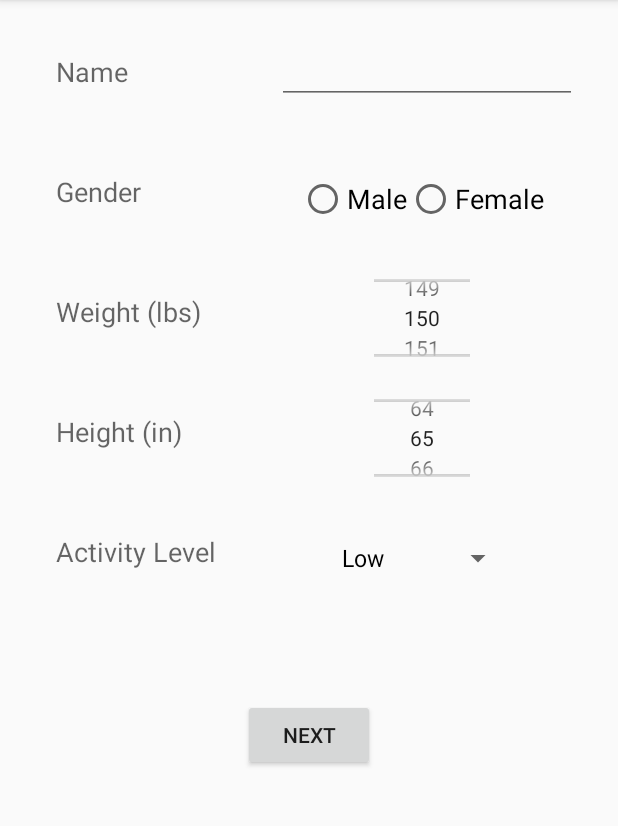
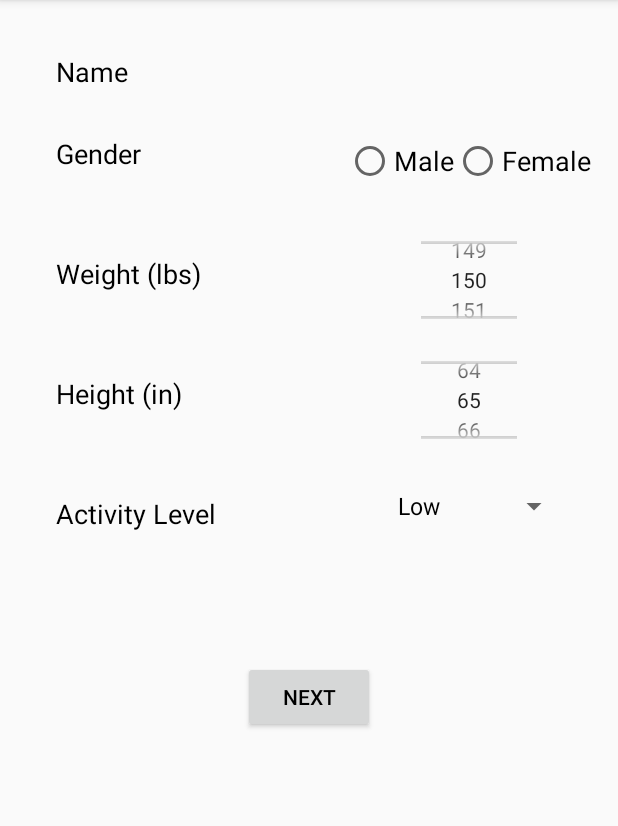
Before and after one commit to adityap92/mypersonaltrainer, an Android app: the fragment BioFragment placed in its activity, on a phone screen of 412 x 824 dp, the part 84-910 px from its top. Run offline under Robolectric (Android 15) with nearby library versions, the phone set to English and light mode, and no system bars; our stand-ins replace ButterKnife.

Commit message:
added formatting to BioFragment. Now inserts data into DB and checks with DB before displaying fragment_bio

```diff
--- a/app/src/main/AndroidManifest.xml
+++ b/app/src/main/AndroidManifest.xml
@@ -15,6 +15,11 @@
                 <category android:name="android.intent.category.LAUNCHER" />
             </intent-filter>
         </activity>
+
+        <provider
+            android:authorities="io.mypersonaltrainer.mypersonaltrainer"
+            android:name=".data.FitnessContentProvider"
+            android:exported="false"/>
     </application>
 
 </manifest>
--- a/app/src/main/java/io/mypersonaltrainer/mypersonaltrainer/BioFragment.java
+++ b/app/src/main/java/io/mypersonaltrainer/mypersonaltrainer/BioFragment.java
@@ -1,21 +1,28 @@
 package io.mypersonaltrainer.mypersonaltrainer;
 
+import android.content.ContentValues;
 import android.content.Context;
+import android.net.Uri;
 import android.os.Bundle;
+import android.support.annotation.IdRes;
 import android.support.annotation.Nullable;
 import android.support.v4.app.Fragment;
 import android.support.v4.app.FragmentManager;
 import android.view.LayoutInflater;
 import android.view.View;
 import android.view.ViewGroup;
+import android.widget.AdapterView;
 import android.widget.ArrayAdapter;
 import android.widget.Button;
 import android.widget.NumberPicker;
+import android.widget.RadioGroup;
 import android.widget.Spinner;
+import android.widget.TextView;
 
 import butterknife.BindView;
 import butterknife.ButterKnife;
 import butterknife.Unbinder;
+import io.mypersonaltrainer.mypersonaltrainer.data.DBContract;
 
 /**
  * Created by aditya on 7/10/17.
@@ -32,7 +39,12 @@ public class BioFragment extends Fragment {
     NumberPicker npBioHeight;
     @BindView(R.id.spinner)
     Spinner activityLevel;
+    @BindView(R.id.etFullName)
+    TextView etFullName;
+    @BindView(R.id.radioGroup)
+    RadioGroup radioGroup;
     Context mContext;
+    String gender, tActivityLevel;
 
     public BioFragment(){}
 
@@ -43,11 +55,31 @@ public class BioFragment extends Fragment {
         unbinder = ButterKnife.bind(this, view);
 
         mContext = getContext();
+        Bundle bundle = getArguments();
 
+        if(bundle!=null){
+            etFullName.setText(bundle.getString("full_name", ""));
+        }
+
+        radioGroup.setOnCheckedChangeListener(new RadioGroup.OnCheckedChangeListener() {
+            @Override
+            public void onCheckedChanged(RadioGroup radioGroup, @IdRes int i) {
+
+                switch(i){
+                    case R.id.rbMale:
+                        gender = "M";
+                        break;
+                    case R.id.rbFemale:
+                        gender = "F";
+                        break;
+                }
+            }
+        });
+
+        //format NumberPickers for height and weight
         npBioWeight.setMaxValue(400);
         npBioWeight.setMinValue(0);
         npBioWeight.setValue(150);
-
         npBioHeight.setMaxValue(84);
         npBioHeight.setMinValue(48);
         npBioHeight.setValue(65);
@@ -55,16 +87,39 @@ public class BioFragment extends Fragment {
         ArrayAdapter<CharSequence> adapter = ArrayAdapter.createFromResource(mContext,
                 R.array.arr_activity_level, android.R.layout.simple_spinner_dropdown_item);
         activityLevel.setAdapter(adapter);
+        activityLevel.setOnItemSelectedListener(new AdapterView.OnItemSelectedListener() {
+            @Override
+            public void onItemSelected(AdapterView<?> adapterView, View view, int i, long l) {
+                tActivityLevel = adapterView.getItemAtPosition(i).toString();
+            }
+
+            @Override
+            public void onNothingSelected(AdapterView<?> adapterView) {
+
+            }
+        });
 
         bNext.setOnClickListener(new View.OnClickListener() {
             @Override
             public void onClick(View view) {
 
-                PlannerFragment plannerFragment = new PlannerFragment();
-                FragmentManager fragmentManager = getFragmentManager();
-                fragmentManager.beginTransaction()
-                        .replace(R.id.container, plannerFragment)
-                        .commit();
+                ContentValues cv = new ContentValues();
+                cv.put(DBContract.UsersEntry.COLUMN_USER_NAME,etFullName.getText().toString());
+                cv.put(DBContract.UsersEntry.COLUMN_USER_GENDER,gender);
+                cv.put(DBContract.UsersEntry.COLUMN_USER_WEIGHT, npBioWeight.getValue());
+                cv.put(DBContract.UsersEntry.COLUMN_USER_HEIGHT, npBioHeight.getValue());
+                cv.put(DBContract.UsersEntry.COLUMN_USER_ACTIVITY_LEVEL, tActivityLevel);
+                Uri uri = mContext.getContentResolver().insert(
+                        DBContract.UsersEntry.CONTENT_URI,
+                        cv);
+
+                if(uri!=null){
+                    PlannerFragment plannerFragment = new PlannerFragment();
+                    FragmentManager fragmentManager = getFragmentManager();
+                    fragmentManager.beginTransaction()
+                            .replace(R.id.container, plannerFragment)
+                            .commit();
+                }
 
             }
         });
@@ -72,6 +127,8 @@ public class BioFragment extends Fragment {
         return view;
     }
 
+
+
     @Override
     public void onDestroyView() {
         super.onDestroyView();
--- a/app/src/main/res/layout/fragment_bio.xml
+++ b/app/src/main/res/layout/fragment_bio.xml
@@ -21,18 +21,20 @@
         app:layout_constraintLeft_toLeftOf="parent"
         android:layout_marginStart="37dp" />
 
-    <EditText
-        android:layout_width="200dp"
-        android:layout_height="40dp"
-        android:id="@+id/editText2"
-        android:paddingTop="10dp"
+    <TextView
+        android:layout_width="wrap_content"
+        android:layout_height="wrap_content"
+        android:id="@+id/etFullName"
+        tools:text="@string/name"
+        android:textAppearance="@android:style/TextAppearance.Material.Medium"
+        android:layout_marginEnd="100dp"
         app:layout_constraintTop_toTopOf="@+id/textView4"
         android:layout_marginTop="8dp"
         app:layout_constraintBottom_toBottomOf="@+id/textView4"
-        android:layout_marginRight="27dp"
+        android:layout_marginBottom="0dp"
+        android:layout_marginRight="104dp"
         app:layout_constraintRight_toRightOf="parent"
-        app:layout_constraintVertical_bias="0.615"
-        android:layout_marginEnd="27dp" />
+        app:layout_constraintVertical_bias="1.0" />
 
     <TextView
         android:layout_width="wrap_content"
@@ -40,7 +42,7 @@
         android:textAppearance="@android:style/TextAppearance.Material.Medium"
         android:text="@string/gender"
         android:id="@+id/textView"
-        android:layout_marginTop="55dp"
+        android:layout_marginTop="30dp"
         app:layout_constraintTop_toBottomOf="@+id/textView4"
         app:layout_constraintLeft_toLeftOf="@+id/textView4" />
 
@@ -123,22 +125,24 @@
         app:layout_constraintTop_toTopOf="@+id/textView"
         android:layout_marginTop="8dp"
         app:layout_constraintBottom_toBottomOf="@+id/textView"
-        app:layout_constraintLeft_toLeftOf="@+id/editText2"
+        app:layout_constraintLeft_toLeftOf="@+id/etFullName"
         app:layout_constraintVertical_bias="0.444"
         android:layout_marginRight="8dp"
-        app:layout_constraintRight_toRightOf="@+id/editText2"
+        app:layout_constraintRight_toRightOf="@+id/etFullName"
         android:id="@+id/radioGroup"
         android:layout_marginEnd="8dp">
 
         <RadioButton
             android:layout_width="wrap_content"
             android:layout_height="wrap_content"
+            android:id="@+id/rbMale"
             android:text="@string/male"
             android:textAppearance="@android:style/TextAppearance.Material.Medium"/>
 
         <RadioButton
             android:layout_width="wrap_content"
             android:layout_height="wrap_content"
+            android:id="@+id/rbFemale"
             android:text="@string/female"
             android:textAppearance="@android:style/TextAppearance.Material.Medium"/>
     </RadioGroup>
@@ -155,7 +159,9 @@
         android:layout_marginRight="0dp"
         app:layout_constraintRight_toRightOf="@+id/npBioHeight"
         android:layout_marginLeft="0dp"
-        app:layout_constraintLeft_toLeftOf="@+id/npBioHeight" />
+        app:layout_constraintLeft_toLeftOf="@+id/npBioHeight"
+        app:layout_constraintHorizontal_bias="0.4"
+        app:layout_constraintVertical_bias="0.8" />
 
 
 </android.support.constraint.ConstraintLayout>
--- a/app/src/main/res/values/colors.xml
+++ b/app/src/main/res/values/colors.xml
@@ -3,4 +3,5 @@
     <color name="colorPrimary">#3F51B5</color>
     <color name="colorPrimaryDark">#303F9F</color>
     <color name="colorAccent">#FF4081</color>
+    <color name="white">#FFFF</color>
 </resources>
--- a/app/src/main/res/values/strings.xml
+++ b/app/src/main/res/values/strings.xml
@@ -20,6 +20,7 @@
     <string name="instructions">Instructions:</string>
     <string name="male">Male</string>
     <string name="female">Female</string>
+    <string name="welcome_back">Welcome Back,</string>
 
     <string name="next">NEXT</string>
     <string name="sign_out">Sign Out</string>
--- a/app/src/main/res/values/styles.xml
+++ b/app/src/main/res/values/styles.xml
@@ -7,6 +7,7 @@
         <item name="colorPrimaryDark">@color/colorPrimaryDark</item>
         <item name="colorAccent">@color/colorAccent</item>
         <item name="menu_colorNormal">@color/colorAccent</item>
+        <item name="android:textColor">@android:color/black</item>
     </style>
 
     <style name="MenuButtonsStyle" parent="Theme.AppCompat">
```
Also changed, not shown: app/src/main/java/io/mypersonaltrainer/mypersonaltrainer/MainActivity.java (+102 -58 lines), app/src/main/java/io/mypersonaltrainer/mypersonaltrainer/data/PersonalFitnessDbHelper.java (+8 -4 lines).
